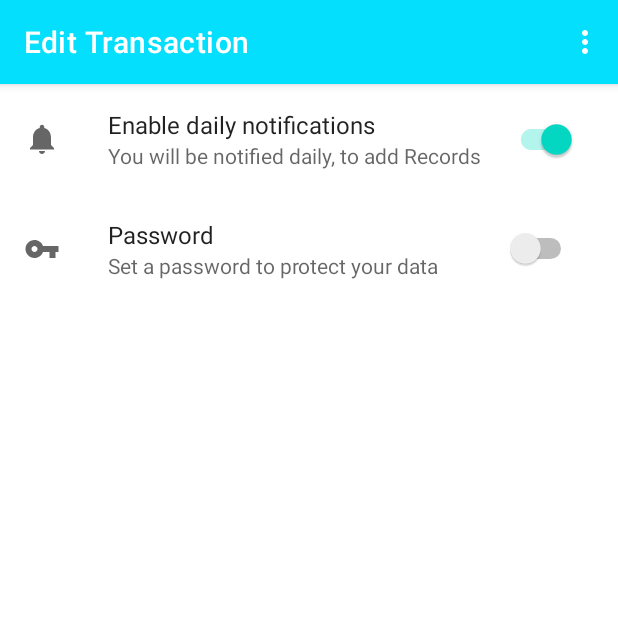
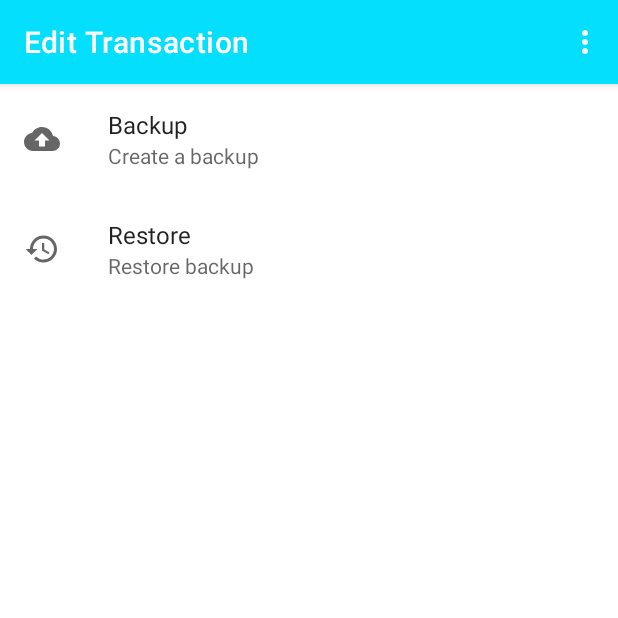
Before and after one commit to vipulm7/ExpenseManager, an Android app: the screen it shows after launch (MainActivity), in the options menu, after a tap on "Backup And Restore", on a phone screen of 412 x 824 dp, the top half of it. Run offline under Robolectric (Android 15) with nearby library versions, the phone set to English and light mode, and no system bars; our stand-ins replace Room's generated code, androidx.preference; libraries missing offline, so code that uses them is left out: ir.androidexception.roomdatabasebackupandrestore.

Commit message:
18th for a12

```diff
--- a/app/build.gradle
+++ b/app/build.gradle
@@ -57,4 +57,6 @@ dependencies {
     implementation 'androidx.fragment:fragment:1.4.1'
 
     implementation 'androidx.biometric:biometric:1.1.0'
+
+    implementation 'com.github.salehyarahmadi:RoomDatabaseBackupAndRestore:v1.0.1'
 }
--- a/app/src/main/AndroidManifest.xml
+++ b/app/src/main/AndroidManifest.xml
@@ -4,6 +4,8 @@
 
     <uses-permission android:name="android.permission.WAKE_LOCK" />
     <uses-permission android:name="android.permission.RECEIVE_BOOT_COMPLETED" />
+    <uses-permission android:name="android.permission.USE_BIOMETRIC" />
+    <uses-permission android:name="android.permission.WRITE_EXTERNAL_STORAGE" />
 
     <application
         android:allowBackup="false"
@@ -33,7 +35,7 @@
         </receiver>
 
         <receiver android:name=".DeviceBootReceiver"
-            android:enabled="false"
+            android:enabled="true"
             android:exported="false">
             <intent-filter>
                 <action android:name="android.intent.action.BOOT_COMPLETED" />
--- /dev/null
+++ b/app/src/main/java/com/VipulMittal/expensemanager/BackupRestoreFragment.java
@@ -0,0 +1,110 @@
+package com.VipulMittal.expensemanager;
+
+import android.Manifest;
+import android.content.pm.PackageManager;
+import android.os.Bundle;
+
+import androidx.annotation.NonNull;
+import androidx.annotation.Nullable;
+import androidx.core.app.ActivityCompat;
+import androidx.fragment.app.Fragment;
+import androidx.preference.Preference;
+import androidx.preference.PreferenceFragmentCompat;
+import androidx.room.util.FileUtil;
+
+import android.os.FileUtils;
+import android.util.Log;
+import android.view.LayoutInflater;
+import android.view.View;
+import android.view.ViewGroup;
+import android.widget.Toast;
+
+import java.io.File;
+
+import ir.androidexception.roomdatabasebackupandrestore.Backup;
+import ir.androidexception.roomdatabasebackupandrestore.OnWorkFinishListener;
+
+public class BackupRestoreFragment extends PreferenceFragmentCompat {
+
+	MainActivity mainActivity;
+	public static final String TAG="Vipul_tag";
+
+	@Override
+	public void onCreatePreferences(@Nullable Bundle savedInstanceState, @Nullable String rootKey) {
+		setPreferencesFromResource(R.xml.backup_restore, rootKey);
+
+		Preference backupPreference = findPreference("backup");
+		Preference restorePreference = findPreference("restore");
+		mainActivity = (MainActivity) getActivity();
+
+		backupPreference.setOnPreferenceClickListener(new Preference.OnPreferenceClickListener() {
+			@Override
+			public boolean onPreferenceClick(@NonNull Preference preference) {
+
+//				File(mainActivity.accountViewModel.repo.accountDatabase.getOpenHelper().getWritableDatabase().getPath())
+
+				int permission = ActivityCompat.checkSelfPermission(getContext(), Manifest.permission.WRITE_EXTERNAL_STORAGE);
+				if(permission == PackageManager.PERMISSION_GRANTED)
+				{
+//
+//					File db= mainActivity.getDatabasePath("account_database");
+//					File dbShm = new File(db.getParent(), "dbShm");
+//					File dbWal = new File(db.getParent(), "dbWal");
+//
+//					File db2 = new File("/sdcard/", "");
+//					File dbShm2 = new File(db2.getParent(), "dbShm");
+//					File dbWal2 = new File(db2.getParent(), "dbWal");
+//
+//					try {
+//
+//					} catch (Exception e) {
+//						Log.e(TAG, "onPreferenceClick: " );
+//					}
+
+
+//					new Backup.Init()
+//							.database(mainActivity.accountViewModel.repo.accountDatabase)
+//							.path("/sdcard/")
+//							.fileName("acc.txt")
+//							.onWorkFinishListener(new OnWorkFinishListener() {
+//								@Override
+//								public void onFinished(boolean success, String message) {
+//									if (mainActivity.toast != null)
+//										mainActivity.toast.cancel();
+//									mainActivity.toast = Toast.makeText(getContext(), "Backup done!", Toast.LENGTH_SHORT);
+//									mainActivity.toast.show();
+//								}
+//							})
+//							.execute();
+				} else
+				{
+					if (mainActivity.toast != null)
+						mainActivity.toast.cancel();
+					mainActivity.toast = Toast.makeText(getContext(), "No write permission!", Toast.LENGTH_SHORT);
+					mainActivity.toast.show();
+				}
+
+				new Backup.Init()
+				.database(mainActivity.accountViewModel.repo.accountDatabase)
+				.path("/sdk_gphone_x86_64_arm64/")
+				.fileName("acc.txt")
+				.onWorkFinishListener((success, message) -> {
+					if (mainActivity.toast != null)
+						mainActivity.toast.cancel();
+					mainActivity.toast = Toast.makeText(getContext(), "Backup done!", Toast.LENGTH_SHORT);
+					mainActivity.toast.show();
+				})
+				.execute();
+
+				return true;
+			}
+		});
+
+		restorePreference.setOnPreferenceClickListener(new Preference.OnPreferenceClickListener() {
+			@Override
+			public boolean onPreferenceClick(@NonNull Preference preference) {
+				return false;
+			}
+		});
+	}
+}
--- a/app/src/main/java/com/VipulMittal/expensemanager/DeviceBootReceiver.java
+++ b/app/src/main/java/com/VipulMittal/expensemanager/DeviceBootReceiver.java
@@ -19,7 +19,10 @@ public class DeviceBootReceiver extends BroadcastReceiver {
 			calendar.set(Calendar.SECOND, 0);
 			calendar.set(Calendar.MILLISECOND, 0);
 			Intent intent1 = new Intent(context, Receiver.class);
-			MainActivity.pendingIntent = PendingIntent.getBroadcast(context, 0, intent1, PendingIntent.FLAG_UPDATE_CURRENT);
+			if (android.os.Build.VERSION.SDK_INT >= android.os.Build.VERSION_CODES.M)
+				MainActivity.pendingIntent = PendingIntent.getBroadcast(context, 0, intent1, PendingIntent.FLAG_ONE_SHOT | PendingIntent.FLAG_IMMUTABLE);
+			else
+				MainActivity.pendingIntent = PendingIntent.getBroadcast(context, 0, intent1, PendingIntent.FLAG_ONE_SHOT);
 			AlarmManager alarmManager = (AlarmManager) context.getSystemService(Context.ALARM_SERVICE);
 			if(alarmManager != null) {
 				alarmManager.setRepeating(AlarmManager.RTC_WAKEUP, calendar.getTimeInMillis(), AlarmManager.INTERVAL_DAY, MainActivity.pendingIntent);
--- a/app/src/main/java/com/VipulMittal/expensemanager/MainActivity.java
+++ b/app/src/main/java/com/VipulMittal/expensemanager/MainActivity.java
@@ -24,6 +24,7 @@ import android.app.NotificationChannel;
 import android.app.NotificationManager;
 import android.app.PendingIntent;
 import android.content.Context;
+import android.content.DialogInterface;
 import android.content.Intent;
 import android.content.SharedPreferences;
 import android.graphics.Color;
@@ -95,6 +96,9 @@ public class MainActivity extends AppCompatActivity implements Serializable {
 	boolean b1, b2, b3, b4;
 	RadioGroup rg_catDialog;
 	public long systemTimeInMillies;
+	boolean first_time;
+	public static int[] amount;
+	public static int sum_amounts;
 
 	public static NotificationManagerCompat notificationManager;
 	public static final String ACTION_SNOOZE="com.example.android.wearable.wear.wearnotifications.handlers.action.SNOOZE";
@@ -106,14 +110,18 @@ public class MainActivity extends AppCompatActivity implements Serializable {
 	ActionBar actionBar;
 	public static PendingIntent pendingIntent;
 	int viewMode;
+	boolean exit, login;
+
 
 	public Executor executor;
 	public BiometricPrompt biometricPrompt;
 	public BiometricPrompt.PromptInfo promptInfo;
+	SharedPreferences sharedPreferences;
 
 
 	@Override
 	protected void onCreate(Bundle savedInstanceState) {
+		Log.d(TAG, "onCreate: called ");
 		super.onCreate(savedInstanceState);
 		setContentView(R.layout.activity_main);
 
@@ -128,6 +136,23 @@ public class MainActivity extends AppCompatActivity implements Serializable {
 		categoryAdapter2 = new CategoryAdapter();
 		allSubcats=new ArrayList<>();
 		toShow=Calendar.getInstance();
+
+		sharedPreferences = PreferenceManager.getDefaultSharedPreferences(this);
+		viewMode=sharedPreferences.getInt("view", R.id.RBM);
+		first_time= sharedPreferences.getBoolean("first_time", true);
+		Log.d(TAG, "onCreate: viewMode = "+viewMode);
+		if(first_time)
+		{
+			amount = new int[10];
+			for(int i=-1;++i<10;) {
+				amount[i] = -(int) (Math.random() * 1000);
+				sum_amounts+=amount[i];
+			}
+
+			SharedPreferences.Editor editor = sharedPreferences.edit();
+			editor.putBoolean("first_time", false);
+			editor.apply();
+		}
 
 
 		accountViewModel=new ViewModelProvider(this).get(AccountViewModel.class);
@@ -154,11 +179,8 @@ public class MainActivity extends AppCompatActivity implements Serializable {
 		Log.d(TAG, "onCreate: bn_cat = "+R.id.bn_cat);
 		Log.d(TAG, "onCreate: bn_analysis = "+R.id.bn_analysis);
 
-		SharedPreferences sharedPreferences = PreferenceManager.getDefaultSharedPreferences(this);
-		viewMode=sharedPreferences.getInt("view", R.id.RBM);
-		Log.d(TAG, "onCreate: viewMode = "+viewMode);
 
-		if(sharedPreferences.getBoolean("fingerprint", false))
+		if(sharedPreferences.getBoolean("passwordOnOff", false) && sharedPreferences.getBoolean("fingerprint", false))
 			fingerprint();
 
 //		showFragment(R.id.bn_home);
@@ -379,21 +401,17 @@ public class MainActivity extends AppCompatActivity implements Serializable {
 		});
 
 
-		boolean showNotif=sharedPreferences.getBoolean("notifs", true);
+		boolean showNotif = sharedPreferences.getBoolean("notifs", true);
 
-		sharedPreferences.registerOnSharedPreferenceChangeListener(new SharedPreferences.OnSharedPreferenceChangeListener() {
-			@Override
-			public void onSharedPreferenceChanged(SharedPreferences sharedPreferences, String key) {
-				if(key.equals("notifs"))
-				{
-					if(sharedPreferences.getBoolean(key, true))
-						createNotif();
-					else
-						stopNotif();
-				}
+		sharedPreferences.registerOnSharedPreferenceChangeListener((sharedPreferences1, key) -> {
+			if(key.equals("notifs"))
+			{
+				if(sharedPreferences1.getBoolean(key, true))
+					createNotif();
+				else
+					stopNotif();
 			}
 		});
-
 	}
 
 	private void fingerprint() {
@@ -404,8 +422,12 @@ public class MainActivity extends AppCompatActivity implements Serializable {
 				super.onAuthenticationError(errorCode, errString);
 				if(toast!=null)
 					toast.cancel();
-				toast=Toast.makeText(getApplicationContext(), "Try again!", Toast.LENGTH_SHORT);
+				toast=Toast.makeText(getApplicationContext(), "User not identified!", Toast.LENGTH_SHORT);
 				toast.show();
+
+				systemTimeInMillies = System.currentTimeMillis();
+				exit = true;
+				onBackPressed();
 			}
 
 			@Override
@@ -415,23 +437,23 @@ public class MainActivity extends AppCompatActivity implements Serializable {
 					toast.cancel();
 				toast=Toast.makeText(getApplicationContext(), "Login Successful!", Toast.LENGTH_SHORT);
 				toast.show();
+				login = true;
 			}
 
 			@Override
 			public void onAuthenticationFailed() {
 				super.onAuthenticationFailed();
-				if(toast!=null)
-					toast.cancel();
-				toast=Toast.makeText(getApplicationContext(), "Not user!", Toast.LENGTH_SHORT);
-				toast.show();
+//				if(toast!=null)
+//					toast.cancel();
+//				toast=Toast.makeText(getApplicationContext(), "Not user!", Toast.LENGTH_SHORT);
+//				toast.show();
 			}
 		});
 
-
 		promptInfo = new BiometricPrompt.PromptInfo.Builder()
 				.setTitle("Biometric Login")
-				.setSubtitle("Log in using your fingerprint")
-				.setNegativeButtonText("Use passcode")
+				.setSubtitle("Log in using your biometrics")
+				.setNegativeButtonText("Exit")
 				.build();
 
 		biometricPrompt.authenticate(promptInfo);
@@ -466,7 +488,7 @@ public class MainActivity extends AppCompatActivity implements Serializable {
 		calendar.set(Calendar.MILLISECOND, 0);
 
 		Intent intent = new Intent(this, Receiver.class);
-		pendingIntent = PendingIntent.getBroadcast(this, 0, intent, PendingIntent.FLAG_UPDATE_CURRENT);
+		pendingIntent = PendingIntent.getBroadcast(this, 0, intent, PendingIntent.FLAG_UPDATE_CURRENT | PendingIntent.FLAG_IMMUTABLE);
 		AlarmManager alarmManager = (AlarmManager) getSystemService(Context.ALARM_SERVICE);
 		if(alarmManager != null) {
 			alarmManager.setRepeating(AlarmManager.RTC_WAKEUP, calendar.getTimeInMillis(), AlarmManager.INTERVAL_DAY, pendingIntent);
@@ -515,9 +537,11 @@ public class MainActivity extends AppCompatActivity implements Serializable {
 			navigationBarView.setVisibility(View.VISIBLE);
 			setActionBarTitle("Expense Manager");
 		}
-		else {
+		else
+		{
 			if (navigationBarView.getSelectedItemId() == R.id.bn_home) {
-				if(System.currentTimeMillis() - systemTimeInMillies<2000)
+				Log.d(TAG, "onBackPressed: System.currentTimeMillis() - systemTimeInMillies = "+(System.currentTimeMillis() - systemTimeInMillies));
+				if(exit  ||  System.currentTimeMillis() - systemTimeInMillies<2000)
 					super.onBackPressed();
 				else {
 					systemTimeInMillies = System.currentTimeMillis();
@@ -816,7 +840,7 @@ public class MainActivity extends AppCompatActivity implements Serializable {
 		{
 			FragmentTransaction fragmentTransaction = getSupportFragmentManager().beginTransaction();
 			fragmentTransaction.addToBackStack("backup");
-			fragmentTransaction.replace(R.id.layoutForFragment, new SettingsFragment())
+			fragmentTransaction.replace(R.id.layoutForFragment, new BackupRestoreFragment())
 					.commit();
 
 			FABAdd.hide();
@@ -852,4 +876,13 @@ public class MainActivity extends AppCompatActivity implements Serializable {
 
 		super.onDestroy();
 	}
+
+	@Override
+	protected void onResume() {
+		super.onResume();
+		Log.d(TAG, "onResume: called");
+
+		if(!login && sharedPreferences.getBoolean("passwordOnOff", false) &&  sharedPreferences.getBoolean("fingerprint", false))
+			fingerprint();
+	}
 }
--- a/app/src/main/java/com/VipulMittal/expensemanager/accountRoom/AccountDatabase.java
+++ b/app/src/main/java/com/VipulMittal/expensemanager/accountRoom/AccountDatabase.java
@@ -8,6 +8,8 @@ import androidx.room.Database;
 import androidx.room.Room;
 import androidx.room.RoomDatabase;
 import androidx.sqlite.db.SupportSQLiteDatabase;
+
+import com.VipulMittal.expensemanager.MainActivity;
 
 import java.util.Calendar;
 
@@ -25,6 +27,7 @@ public abstract class AccountDatabase extends RoomDatabase {
                     AccountDatabase.class, "account_database")
                     .fallbackToDestructiveMigration()
                     .allowMainThreadQueries()
+                    .setJournalMode(JournalMode.TRUNCATE)
                     .addCallback(roomCallback).build();
 
         return instance;
@@ -51,9 +54,9 @@ public abstract class AccountDatabase extends RoomDatabase {
         @Override
         protected Void doInBackground(Void... voids) {
 
-            accountDAO.Insert(new Account("Cash",-100,0));
-            accountDAO.Insert(new Account("Credit Card",-302,0));
-            accountDAO.Insert(new Account("E-Wallet",-32,0));
+            accountDAO.Insert(new Account("Cash",0,0));
+            accountDAO.Insert(new Account("Credit Card", MainActivity.sum_amounts,0));
+            accountDAO.Insert(new Account("E-Wallet",0,0));
             return null;
         }
     }
--- a/app/src/main/java/com/VipulMittal/expensemanager/accountRoom/AccountRepo.java
+++ b/app/src/main/java/com/VipulMittal/expensemanager/accountRoom/AccountRepo.java
@@ -10,10 +10,11 @@ import java.util.List;
 public class AccountRepo
 {
     private AccountDAO accountDAO;
+    public AccountDatabase accountDatabase;
 
     public AccountRepo(Application application)
     {
-        AccountDatabase accountDatabase = AccountDatabase.getInstance(application);
+        accountDatabase = AccountDatabase.getInstance(application);
         accountDAO = accountDatabase.accountDAO();
     }
 
--- a/app/src/main/java/com/VipulMittal/expensemanager/accountRoom/AccountViewModel.java
+++ b/app/src/main/java/com/VipulMittal/expensemanager/accountRoom/AccountViewModel.java
@@ -10,7 +10,7 @@ import java.util.List;
 
 public class AccountViewModel extends AndroidViewModel {
 
-    private AccountRepo repo;
+    public AccountRepo repo;
     private LiveData<List<Account>> accounts;
 
     public AccountViewModel(@NonNull Application application) {
--- a/app/src/main/java/com/VipulMittal/expensemanager/categoryRoom/CategoryDatabase.java
+++ b/app/src/main/java/com/VipulMittal/expensemanager/categoryRoom/CategoryDatabase.java
@@ -9,6 +9,7 @@ import androidx.room.Room;
 import androidx.room.RoomDatabase;
 import androidx.sqlite.db.SupportSQLiteDatabase;
 
+import com.VipulMittal.expensemanager.MainActivity;
 import com.VipulMittal.expensemanager.subCategoryRoom.SubCategory;
 
 import java.util.Calendar;
@@ -57,10 +58,10 @@ public abstract class CategoryDatabase extends RoomDatabase {
             categoryDAO.Insert(new Category("Cashback",0,0,3,1));
             categoryDAO.Insert(new Category("Interest",0,0,2,1));
 
-            categoryDAO.Insert(new Category("Food",-100,0,4,2));
+            categoryDAO.Insert(new Category("Food",0,0,4,2));
             categoryDAO.Insert(new Category("Transport",0,0,2,2));
             categoryDAO.Insert(new Category("Beauty",0,0,0,2));
-            categoryDAO.Insert(new Category("Health",-334,0,2,2));
+            categoryDAO.Insert(new Category("Health", MainActivity.sum_amounts,0,2,2));
             return null;
         }
     }
--- a/app/src/main/java/com/VipulMittal/expensemanager/subCategoryRoom/SubCategoryDatabase.java
+++ b/app/src/main/java/com/VipulMittal/expensemanager/subCategoryRoom/SubCategoryDatabase.java
@@ -9,6 +9,7 @@ import androidx.room.Room;
 import androidx.room.RoomDatabase;
 import androidx.sqlite.db.SupportSQLiteDatabase;
 
+import com.VipulMittal.expensemanager.MainActivity;
 import com.VipulMittal.expensemanager.categoryRoom.Category;
 
 import java.util.Calendar;
@@ -62,13 +63,13 @@ public abstract class SubCategoryDatabase extends RoomDatabase {
 
             subCategoryDAO.Insert(new SubCategory("Lunch",0,0,4,2));
             subCategoryDAO.Insert(new SubCategory("BreakFast",0,0,4,2));
-            subCategoryDAO.Insert(new SubCategory("Dinner",-100,0,4,2));
+            subCategoryDAO.Insert(new SubCategory("Dinner",0,0,4,2));
             subCategoryDAO.Insert(new SubCategory("Restaurant",0,0,4,2));
 
             subCategoryDAO.Insert(new SubCategory("Bus",0,0,5,2));
             subCategoryDAO.Insert(new SubCategory("Petrol",0,0,5,2));
 
-            subCategoryDAO.Insert(new SubCategory("Medicine",-334,0,7,2));
+            subCategoryDAO.Insert(new SubCategory("Medicine", MainActivity.sum_amounts,0,7,2));
             subCategoryDAO.Insert(new SubCategory("Insurance",0,0,7,2));
             return null;
         }
--- a/app/src/main/java/com/VipulMittal/expensemanager/transactionRoom/TransactionDatabase.java
+++ b/app/src/main/java/com/VipulMittal/expensemanager/transactionRoom/TransactionDatabase.java
@@ -8,6 +8,8 @@ import androidx.room.Database;
 import androidx.room.Room;
 import androidx.room.RoomDatabase;
 import androidx.sqlite.db.SupportSQLiteDatabase;
+
+import com.VipulMittal.expensemanager.MainActivity;
 
 import java.util.Calendar;
 
@@ -59,17 +61,17 @@ public abstract class TransactionDatabase extends RoomDatabase {
 //            transactionDAO.Insert(new Transaction("Sample4", -37,2,7,12,"Des",2, getDate(Calendar.getInstance()),Calendar.getInstance().getTimeInMillis()-86400000*4L));
 //            transactionDAO.Insert(new Transaction("Sample4", -37,2,7,12,"Des",2, getDate(Calendar.getInstance()),Calendar.getInstance().getTimeInMillis()-86400000*5L));
 
-            for(int i=-1;++i<30;) {
+            for(int i=-1;++i<10;) {
                 Calendar calendar=Calendar.getInstance();
                 calendar.add(Calendar.DATE, -2*i);
-                transactionDAO.Insert(new Transaction("Sample" + i, -(int) (Math.random() * 1000), 2, 7, 12, "Des", 2, getDate(calendar), Calendar.getInstance().getTimeInMillis() - 86400000 * 2L * i));
+                transactionDAO.Insert(new Transaction("Sample" + i, MainActivity.amount[i], 2, 7, 12, "Des", 2, getDate(calendar), Calendar.getInstance().getTimeInMillis() - 86400000 * 2L * i));
             }
 
-            for(int i=-1;++i<30;) {
-                Calendar calendar=Calendar.getInstance();
-                calendar.add(Calendar.DATE, 2*i+1);
-                transactionDAO.Insert(new Transaction("Sample" + i, -(int) (Math.random() * 1000), 2, 7, 12, "Des", 2, getDate(calendar), Calendar.getInstance().getTimeInMillis() + 86400000L + 86400000 * 2L * i));
-            }
+//            for(int i=-1;++i<30;) {
+//                Calendar calendar=Calendar.getInstance();
+//                calendar.add(Calendar.DATE, 2*i+1);
+//                transactionDAO.Insert(new Transaction("Sample" + i, -(int) (Math.random() * 1000), 2, 7, 12, "Des", 2, getDate(calendar), Calendar.getInstance().getTimeInMillis() + 86400000L + 86400000 * 2L * i));
+//            }
 
             return null;
         }
--- /dev/null
+++ b/app/src/main/res/drawable/ic_backup.xml
@@ -0,0 +1,10 @@
+<vector xmlns:android="http://schemas.android.com/apk/res/android"
+    android:width="24dp"
+    android:height="24dp"
+    android:viewportWidth="24"
+    android:viewportHeight="24"
+    android:tint="?attr/colorControlNormal">
+  <path
+      android:fillColor="@android:color/white"
+      android:pathData="M19.35,10.04C18.67,6.59 15.64,4 12,4 9.11,4 6.6,5.64 5.35,8.04 2.34,8.36 0,10.91 0,14c0,3.31 2.69,6 6,6h13c2.76,0 5,-2.24 5,-5 0,-2.64 -2.05,-4.78 -4.65,-4.96zM14,13v4h-4v-4H7l5,-5 5,5h-3z"/>
+</vector>
--- /dev/null
+++ b/app/src/main/res/drawable/ic_restore.xml
@@ -0,0 +1,10 @@
+<vector xmlns:android="http://schemas.android.com/apk/res/android"
+    android:width="24dp"
+    android:height="24dp"
+    android:viewportWidth="24"
+    android:viewportHeight="24"
+    android:tint="?attr/colorControlNormal">
+  <path
+      android:fillColor="@android:color/white"
+      android:pathData="M13,3c-4.97,0 -9,4.03 -9,9L1,12l3.89,3.89 0.07,0.14L9,12L6,12c0,-3.87 3.13,-7 7,-7s7,3.13 7,7 -3.13,7 -7,7c-1.93,0 -3.68,-0.79 -4.94,-2.06l-1.42,1.42C8.27,19.99 10.51,21 13,21c4.97,0 9,-4.03 9,-9s-4.03,-9 -9,-9zM12,8v5l4.28,2.54 0.72,-1.21 -3.5,-2.08L13.5,8L12,8z"/>
+</vector>
--- /dev/null
+++ b/app/src/main/res/layout/fingerprint.xml
@@ -0,0 +1,6 @@
+<?xml version="1.0" encoding="utf-8"?>
+<androidx.constraintlayout.widget.ConstraintLayout xmlns:android="http://schemas.android.com/apk/res/android"
+    android:layout_width="match_parent"
+    android:layout_height="match_parent">
+
+</androidx.constraintlayout.widget.ConstraintLayout>
--- /dev/null
+++ b/app/src/main/res/xml/backup_restore.xml
@@ -0,0 +1,20 @@
+<?xml version="1.0" encoding="utf-8"?>
+<PreferenceScreen
+	xmlns:android="http://schemas.android.com/apk/res/android"
+	xmlns:app="http://schemas.android.com/apk/res-auto">
+
+	<Preference
+		android:key="backup"
+		android:title="Backup"
+		android:summary="Create a backup"
+		android:icon="@drawable/ic_backup"
+		/>
+
+	<Preference
+		android:key="restore"
+		android:title="Restore"
+		android:summary="Restore backup"
+		android:icon="@drawable/ic_restore"
+		/>
+
+</PreferenceScreen>
```
Also changed, not shown: app/src/main/java/com/VipulMittal/expensemanager/IntentService1.java (+15 -3 lines), app/src/main/java/com/VipulMittal/expensemanager/Receiver.java (+15 -3 lines), app/src/main/java/com/VipulMittal/expensemanager/SettingsFragment.java (+42 -38 lines).
